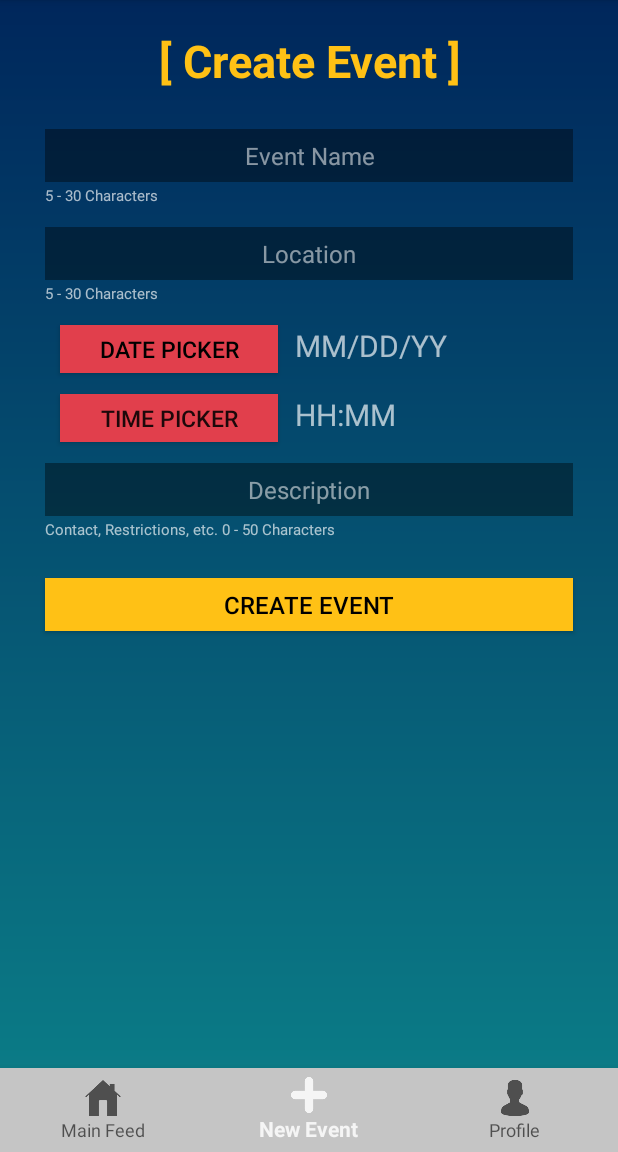
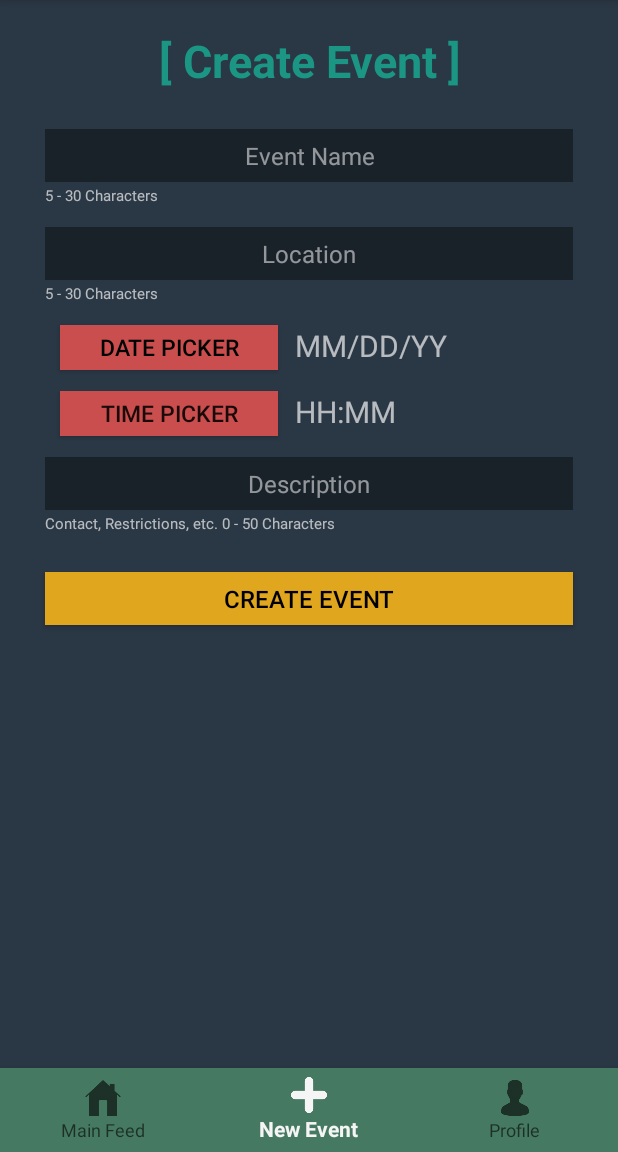
Before and after one commit to 5akda/JointyBeta, an Android app: the CreateEventUI screen opened directly, with no data from a screen before it, on a phone screen of 412 x 824 dp, the part 84-1236 px from its top. Run offline under Robolectric (Android 15) with nearby library versions, the phone set to English and light mode, and no system bars; our stand-ins replace Firebase (no records; nobody signed in at launch, a user with empty details on screens opened directly); 1 statement that could not run was skipped.

Commit message:
colorfulFeed

```diff
--- a/app/src/main/res/layout/activity_create_event_ui.xml
+++ b/app/src/main/res/layout/activity_create_event_ui.xml
@@ -4,7 +4,7 @@
     xmlns:tools="http://schemas.android.com/tools"
     android:layout_width="match_parent"
     android:layout_height="match_parent"
-    android:background="@drawable/loginbg"
+    android:background="#2A3744"
     tools:context=".SignUpUI">
 
     <RelativeLayout
@@ -83,7 +83,7 @@
             android:layout_marginTop="20dp"
             android:text="[ Create Event ]"
             android:textAlignment="center"
-            android:textColor="#ffFFC115"
+            android:textColor="@color/green"
             android:textSize="30sp"
             android:textStyle="bold" />
 
@@ -124,7 +124,7 @@
             android:layout_marginStart="30dp"
             android:layout_marginTop="25dp"
             android:layout_marginEnd="30dp"
-            android:background="#ffFFC115"
+            android:background="@color/yellow"
             android:text="Create Event"
             android:textColor="#000000"
             android:textSize="16sp" />
@@ -152,12 +152,12 @@
         <Button
             android:id="@+id/btDate"
             android:layout_width="145dp"
-            android:layout_height="32dp"
+            android:layout_height="30dp"
             android:layout_below="@+id/textView"
             android:layout_alignParentStart="true"
             android:layout_marginStart="40dp"
             android:layout_marginTop="14dp"
-            android:background="@color/colorPrimary"
+            android:background="@color/colorAccent"
             android:text=" Date Picker "
             android:textAlignment="center"
             android:textColor="#000000"
@@ -179,12 +179,12 @@
         <Button
             android:id="@+id/btTime"
             android:layout_width="145dp"
-            android:layout_height="32dp"
+            android:layout_height="30dp"
             android:layout_below="@+id/btDate"
             android:layout_alignParentStart="true"
             android:layout_marginStart="40dp"
             android:layout_marginTop="14dp"
-            android:background="@color/colorPrimary"
+            android:background="@color/colorAccent"
             android:text=" Time Picker "
             android:textSize="15sp" />
     </RelativeLayout>
@@ -197,7 +197,7 @@
         android:layout_marginStart="0dp"
         android:layout_marginEnd="0dp"
         android:layout_marginBottom="0dp"
-        android:background="#C5C5C5"
+        android:background="#467961"
         app:layout_constraintBottom_toBottomOf="parent"
         app:layout_constraintLeft_toLeftOf="parent"
         app:layout_constraintRight_toRightOf="parent"
--- a/app/src/main/res/layout/activity_feed_ui.xml
+++ b/app/src/main/res/layout/activity_feed_ui.xml
@@ -4,7 +4,7 @@ xmlns:app="http://schemas.android.com/apk/res-auto"
 xmlns:tools="http://schemas.android.com/tools"
 android:layout_width="match_parent"
 android:layout_height="match_parent"
-android:background="@drawable/loginbg"
+android:background="#2A3744"
 tools:context=".FeedUI">
 
 <RelativeLayout
@@ -27,7 +27,7 @@ tools:context=".FeedUI">
         android:layout_marginStart="0dp"
         android:layout_marginEnd="0dp"
         android:layout_marginBottom="0dp"
-    android:background="#C5C5C5"
+        android:background="#467961"
         app:layout_constraintBottom_toBottomOf="parent"
         app:layout_constraintLeft_toLeftOf="parent"
         app:layout_constraintRight_toRightOf="parent"
--- a/app/src/main/res/layout/activity_sign_up_ui.xml
+++ b/app/src/main/res/layout/activity_sign_up_ui.xml
@@ -4,7 +4,7 @@
     xmlns:tools="http://schemas.android.com/tools"
     android:layout_width="match_parent"
     android:layout_height="match_parent"
-    android:background="@drawable/loginbg"
+    android:background="#2A3744"
     tools:context=".SignUpUI">
 
     <EditText
@@ -108,7 +108,7 @@
         android:layout_marginTop="20dp"
         android:text="[ Sign Up ]"
         android:textAlignment="center"
-        android:textColor="#ffFFC115"
+        android:textColor="@color/green"
         android:textSize="30sp"
         android:textStyle="bold" />
 
@@ -168,7 +168,7 @@
         android:layout_marginStart="30dp"
         android:layout_marginTop="25dp"
         android:layout_marginEnd="30dp"
-        android:background="#ffFFC115"
+        android:background="@color/yellow"
         android:text="Create Account"
         android:textSize="16sp" />
 
--- a/app/src/main/res/values/colors.xml
+++ b/app/src/main/res/values/colors.xml
@@ -1,6 +1,14 @@
 <?xml version="1.0" encoding="utf-8"?>
 <resources>
-    <color name="colorPrimary">#E13F4C</color>
-    <color name="colorPrimaryDark">#00275C</color>
-    <color name="colorAccent">#D9A217</color>
+    <color name="colorPrimary">#C4DFBA</color>
+    <color name="colorPrimaryDark">#2A3744</color>
+    <color name="colorAccent">#CB4E4E</color>
+    <color name="yellow">#E0A61E</color>
+    <color name="blue">#1D97D4</color>
+
+    <color name="card1">#99FF9900</color>
+    <color name="card2">#9988D60B</color>
+    <color name="card3">#99FD3E55</color>
+    <color name="card4">#994DA3E4</color>
+    <color name="green">#1B9684</color>
 </resources>
```
Also changed, not shown: app/src/main/java/com/parzival48/jointy/FeedUI.java (+11 -0 lines), app/src/main/java/com/parzival48/jointy/ProfileUI.java (+2 -6 lines), app/src/main/res/layout/activity_main.xml (+6 -6 lines), app/src/main/res/layout/activity_profile_ui.xml (+7 -6 lines), app/src/main/res/layout/row_event.xml (+12 -9 lines). Lines whose indentation alone changed are shown as unchanged.
